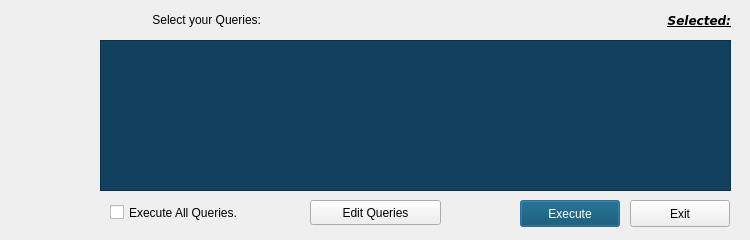
adiii-ui/MySQL-Frontend, file update_TB_QUERIESDialog.ui: the form before one commit.
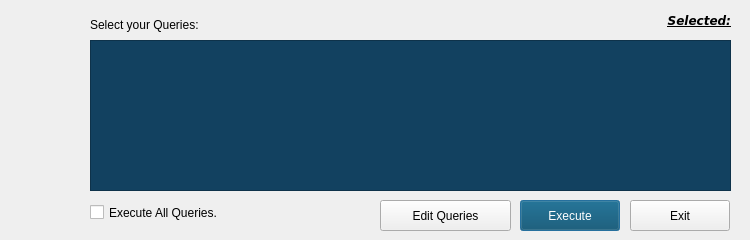
The form after the commit. Icons and pictures are not drawn.

What changed in the file:
```diff
--- a/update_TB_QUERIESDialog.ui
+++ b/update_TB_QUERIESDialog.ui
@@ -53,8 +53,8 @@
       <rect>
        <x>10</x>
        <y>10</y>
-       <width>81</width>
-       <height>71</height>
+       <width>71</width>
+       <height>61</height>
       </rect>
      </property>
      <property name="text">
@@ -70,24 +70,21 @@
     <widget class="QLabel" name="title">
      <property name="geometry">
       <rect>
-       <x>0</x>
-       <y>10</y>
+       <x>90</x>
+       <y>9</y>
        <width>261</width>
-       <height>20</height>
+       <height>31</height>
       </rect>
      </property>
      <property name="text">
       <string>Select your Queries:</string>
      </property>
-     <property name="alignment">
-      <set>Qt::AlignRight|Qt::AlignTrailing|Qt::AlignVCenter</set>
-     </property>
     </widget>
     <widget class="QLabel" name="status">
      <property name="geometry">
       <rect>
-       <x>20</x>
-       <y>100</y>
+       <x>10</x>
+       <y>90</y>
        <width>81</width>
        <height>111</height>
       </rect>
@@ -115,7 +112,7 @@
     <widget class="QCheckBox" name="execAll">
      <property name="geometry">
       <rect>
-       <x>110</x>
+       <x>90</x>
        <y>200</y>
        <width>191</width>
        <height>25</height>
@@ -131,7 +128,7 @@
        <x>520</x>
        <y>200</y>
        <width>100</width>
-       <height>27</height>
+       <height>31</height>
       </rect>
      </property>
      <property name="styleSheet">
@@ -148,7 +145,7 @@
        <x>630</x>
        <y>200</y>
        <width>100</width>
-       <height>27</height>
+       <height>31</height>
       </rect>
      </property>
      <property name="text">
@@ -158,9 +155,9 @@
     <widget class="QListWidget" name="listWidget">
      <property name="geometry">
       <rect>
-       <x>100</x>
+       <x>90</x>
        <y>40</y>
-       <width>631</width>
+       <width>641</width>
        <height>151</height>
       </rect>
      </property>
@@ -175,13 +172,13 @@
      </property>
      <property name="styleSheet">
       <string notr="true">background-color: rgb(18, 65, 96);
-color: rgb(225, 255, 225);</string>
+color: rgb(0,125,137);;</string>
      </property>
      <property name="editTriggers">
       <set>QAbstractItemView::DoubleClicked|QAbstractItemView::SelectedClicked</set>
      </property>
      <property name="alternatingRowColors">
-      <bool>true</bool>
+      <bool>false</bool>
      </property>
      <property name="spacing">
       <number>3</number>
@@ -190,9 +187,9 @@
     <widget class="QLabel" name="activeQuery">
      <property name="geometry">
       <rect>
-       <x>280</x>
+       <x>240</x>
        <y>0</y>
-       <width>451</width>
+       <width>491</width>
        <height>41</height>
       </rect>
      </property>
@@ -224,10 +221,10 @@
      </property>
      <property name="geometry">
       <rect>
-       <x>310</x>
+       <x>380</x>
        <y>200</y>
        <width>131</width>
-       <height>25</height>
+       <height>31</height>
       </rect>
      </property>
      <property name="text">
```
Left out of the diff: 4 changed lines with no effect on the pictures.
